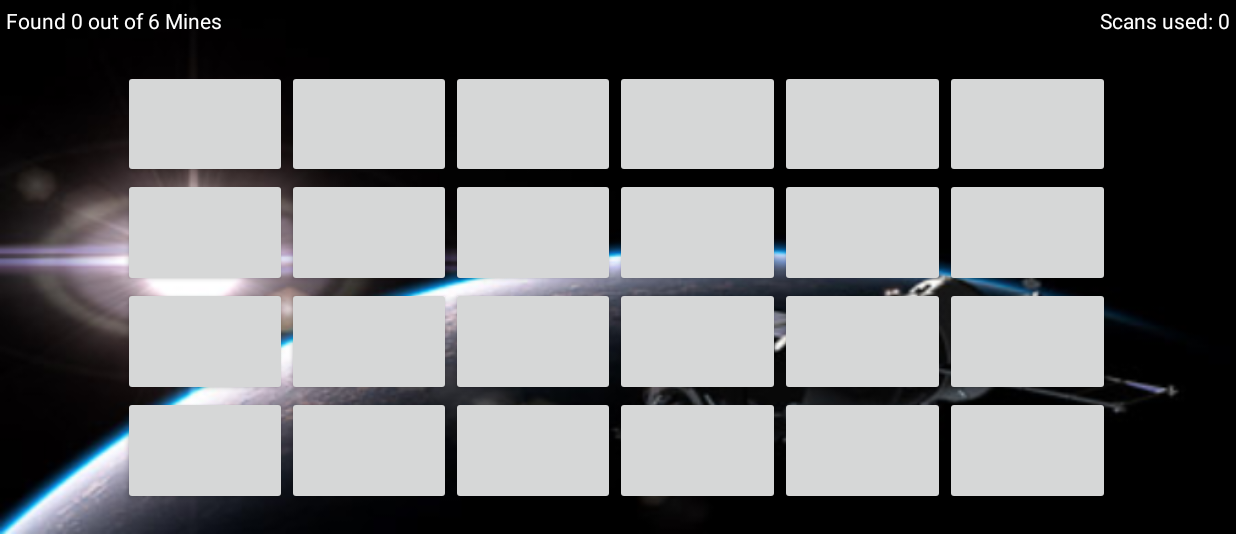
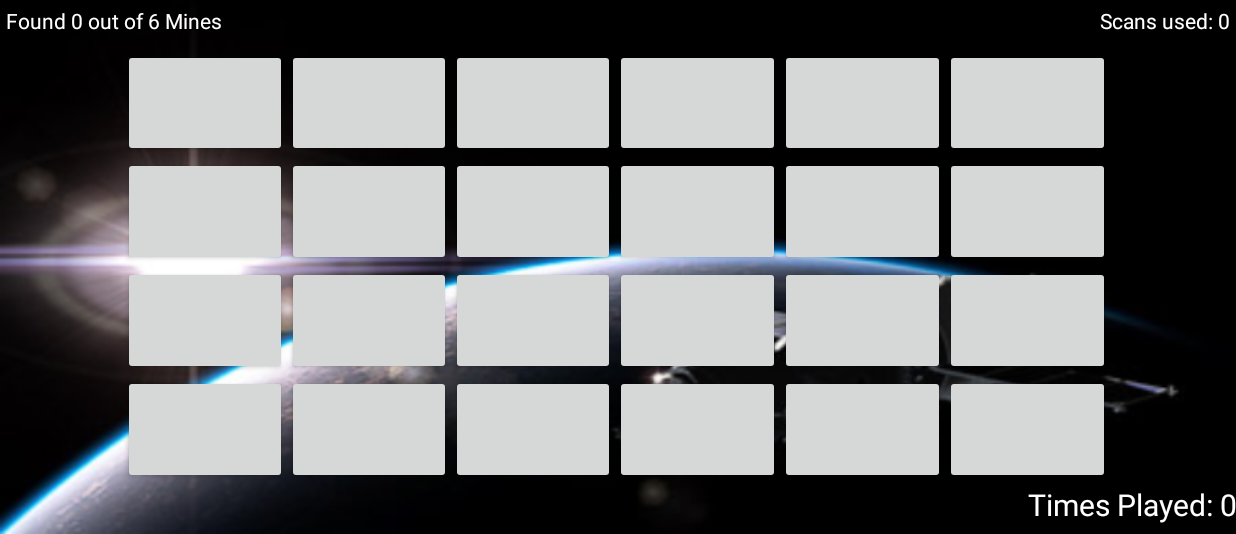
Before and after one commit to HobbesChiong/Rebel_Finder, an Android app: the GameActivity screen opened directly, with no data from a screen before it, on a phone screen of 824 x 412 dp (held sideways), the part 84-618 px from its top. Run offline under Robolectric (Android 15) with nearby library versions, the phone set to English and light mode, and no system bars.

Commit message:
implemented times played in OptionsScreen

```diff
--- a/app/src/main/java/ca/cmpt276/cmpt276assignment3/GameActivity.java
+++ b/app/src/main/java/ca/cmpt276/cmpt276assignment3/GameActivity.java
@@ -12,6 +12,8 @@ import android.graphics.BitmapFactory;
 import android.graphics.drawable.BitmapDrawable;
 import android.media.MediaPlayer;
 import android.os.Bundle;
+import android.view.animation.Animation;
+import android.view.animation.AnimationUtils;
 import android.widget.Button;
 import android.widget.TableLayout;
 import android.widget.TableRow;
@@ -44,10 +46,16 @@ public class GameActivity extends AppCompatActivity {
         buttons = new Button[NUM_ROWS][NUM_COLS];
         MINES = OptionsScreen.getMines(this);
 
+        // set times played text view
+        TextView timesPlayed = findViewById(R.id.tvTimesPlayed);
+        String res ="Times Played: " + OptionsScreen.getTimesPlayed(this);
+        timesPlayed.setText(res);
+
 
         currGame = new Game(NUM_ROWS,NUM_COLS,MINES); // temp values we'll fix it later
         instantiateTextViews();
         populateButtons();
+
     }
 
     private void instantiateTextViews() {
@@ -98,7 +106,6 @@ public class GameActivity extends AppCompatActivity {
     @SuppressLint("SetTextI18n")
     private void gridButtonClicked(int row, int col) {
 
-//        Toast.makeText(this, "Button clicked: " + row + ", " + col, Toast.LENGTH_SHORT).show();
         Button button = buttons[row][col];
 
         int[] currButtonLocation = new int[2];
@@ -107,12 +114,6 @@ public class GameActivity extends AppCompatActivity {
 
         // lock Button Sizes:
         lockButtonSizes();
-
-        // scale image to button (do this if its a mine)
-        // if(button cords in mine locations) update the game to remove it and also decrease revealed buttons counts, then display image
-        // option 1 loop through rows and columns check if button has tag (null if not revealed yet)  then set text to -1 and set that object to -1 (probably should use object Integer)
-        // else scan and find display number of mines
-        //
 
         if(currGame.isInMineLocations(currButtonLocation)){ // mine at location
             // plays sound on click
@@ -165,6 +166,9 @@ public class GameActivity extends AppCompatActivity {
                 FragmentManager manager = getSupportFragmentManager();
                 MessageFragment dialog = new MessageFragment();
                 dialog.show(manager, "MessageDialog");
+
+                // increase times played
+                OptionsScreen.setTimesPlayed(this, OptionsScreen.getTimesPlayed(this)+1);
             }
         }
 
@@ -174,6 +178,7 @@ public class GameActivity extends AppCompatActivity {
             mediaPlayerNoRebel.start();
 
             Button currButton = buttons[row][col];
+
             if(currButton.getTag() == null){ // not scanned yet
                 int minesInArea = currGame.scan(row, col);
                 button.setText(Integer.toString(minesInArea));
--- a/app/src/main/java/ca/cmpt276/cmpt276assignment3/OptionsScreen.java
+++ b/app/src/main/java/ca/cmpt276/cmpt276assignment3/OptionsScreen.java
@@ -8,6 +8,7 @@ import android.content.SharedPreferences;
 import android.graphics.Color;
 import android.os.Bundle;
 import android.view.View;
+import android.widget.Button;
 import android.widget.RadioButton;
 import android.widget.RadioGroup;
 import android.widget.Toast;
@@ -21,6 +22,15 @@ public class OptionsScreen extends AppCompatActivity {
 
         createMinesRadioButtons();
         createBoardSizeRadioButtons();
+        createResetButton();
+
+    }
+
+    private void createResetButton() {
+        Button btn = findViewById(R.id.btnResetStats);
+
+        btn.setOnClickListener(view -> setTimesPlayed(getApplicationContext(), 0));
+
 
     }
 
@@ -114,7 +124,18 @@ public class OptionsScreen extends AppCompatActivity {
         return prefs.getInt("Num mines", defaultMines);
     }
 
+    static public void setTimesPlayed(Context c, int timesPlayed){
+        SharedPreferences prefs = c.getSharedPreferences("OptionsPrefs", MODE_PRIVATE);
+        SharedPreferences.Editor editor = prefs.edit();
+        editor.putInt("times played",timesPlayed);
+        editor.apply();
+    }
 
+    static public int getTimesPlayed(Context c){
+        SharedPreferences prefs = c.getSharedPreferences("OptionsPrefs", MODE_PRIVATE);
+
+        return prefs.getInt("times played", 0);
+    }
 
 
     public static Intent makeIntent(Context context){
--- a/app/src/main/java/ca/cmpt276/cmpt276assignment3/model/Game.java
+++ b/app/src/main/java/ca/cmpt276/cmpt276assignment3/model/Game.java
@@ -3,10 +3,10 @@ import java.util.ArrayList;
 import java.util.Arrays;
 import java.util.Random;
 
-// if button is clicked we check is that row/col is in the mine locations
+
 
 public class Game {
-    private static Game instance;
+
     int[][] grid; // rows x columns
     int mines;
     int rows;
@@ -15,7 +15,7 @@ public class Game {
 
     public Game(int rows, int columns, int mines){
         grid = new int[rows][columns];
-//        mineLocations = new int[mines][2];
+
         this.mines = mines;
         this.rows = rows;
         this.columns = columns;
@@ -46,9 +46,7 @@ public class Game {
 
         }
     }
-//    private void startGame(){
-//        placeMines();
-//    }
+
     public void updateGame(int[] currLocation){
 
         for (int i = 0 ; i < mineLocations.size(); i++) {
@@ -98,17 +96,4 @@ public class Game {
     }
 
 
-// might need unknown yet
-//    // Singleton Support
-//    // basis of this code is from https://www.youtube.com/watch?v=XqeKtX8Aa94
-//    private Game(){
-//
-//    }
-//    public static Game getInstance(){
-//        if (instance == null){
-//            instance = new Game();
-//        }
-//        return instance;
-//    }
-
 }
--- a/app/src/main/res/layout/activity_game.xml
+++ b/app/src/main/res/layout/activity_game.xml
@@ -18,7 +18,7 @@
         app:layout_constraintHorizontal_bias="0.493"
         app:layout_constraintStart_toStartOf="parent"
         app:layout_constraintTop_toTopOf="parent"
-        app:layout_constraintVertical_bias="0.71">
+        app:layout_constraintVertical_bias="0.495">
 
     </TableLayout>
 
@@ -46,4 +46,17 @@
         android:textColor="#FFFFFF"
         app:layout_constraintEnd_toEndOf="parent"
         app:layout_constraintTop_toTopOf="parent" />
+
+    <TextView
+        android:id="@+id/tvTimesPlayed"
+        android:layout_width="701dp"
+        android:layout_height="33dp"
+        android:textAlignment="textEnd"
+        android:textAppearance="@style/TextAppearance.AppCompat.Body1"
+        android:textColor="#FFFFFF"
+        android:textSize="20sp"
+        app:layout_constraintBottom_toBottomOf="parent"
+        app:layout_constraintEnd_toEndOf="parent"
+        app:layout_constraintHorizontal_bias="1.0"
+        app:layout_constraintStart_toStartOf="parent" />
 </androidx.constraintlayout.widget.ConstraintLayout>
```
Also changed, not shown: app/src/main/res/anim/scan_animation.xml (added, +12 -0 lines), app/src/main/res/layout/activity_options_screen.xml (+8 -0 lines).
